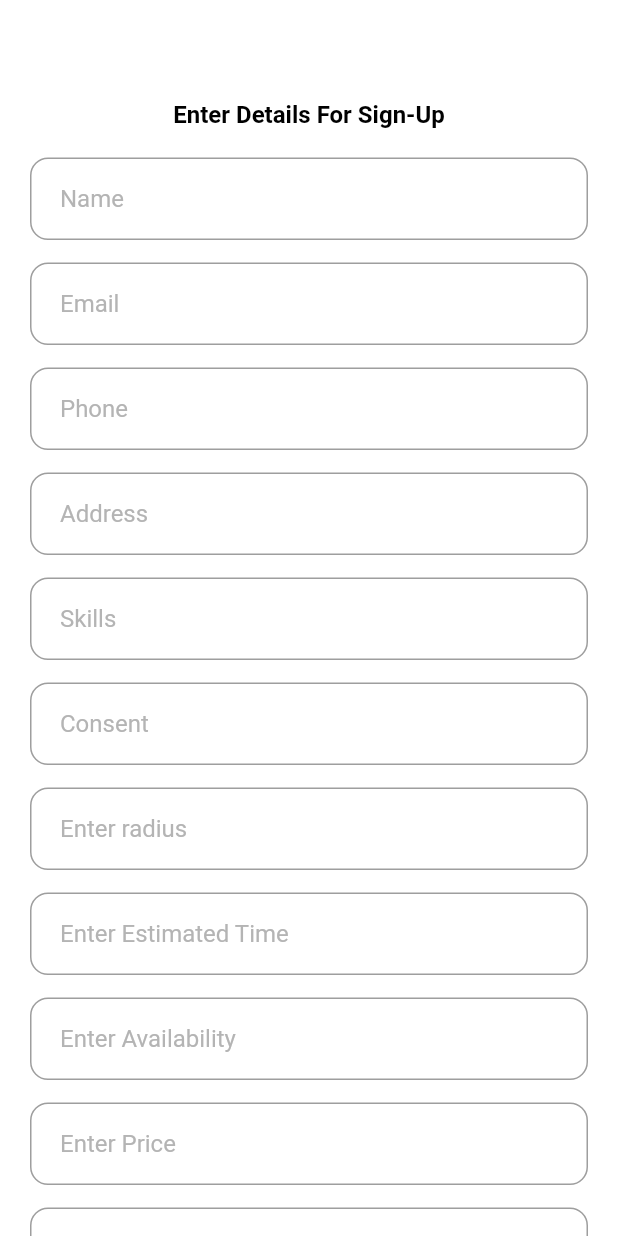
After one commit to junaidsaeedsj47/caireserviceapp, a Flutter app: the SignUpScreen screen opened directly, on a phone screen of 412 x 824 dp. The commit adds this screen. Run offline on Flutter 3.47's test engine with Material 2 defaults, Android fonts, the phone set to English and light mode, and no system bars; our stand-ins replace carousel_slider, shared_preferences; accounts and stored records are empty.

Commit message:
signup added

```diff
--- a/lib/screens/login/login_screen.dart
+++ b/lib/screens/login/login_screen.dart
@@ -1,31 +1,28 @@
-
 import 'package:flutter/cupertino.dart';
 import 'package:flutter/material.dart';
 
 import '../../constants/caireColors.dart';
 import '../../device/device.dart';
 import '../../widgets/caire_fields.dart';
-
+import '../signup/signup_screen.dart';
 
 class LoginScreen extends StatefulWidget {
   const LoginScreen({Key? key}) : super(key: key);
-
 
   @override
   _LoginScreenState createState() => _LoginScreenState();
 }
 
 class _LoginScreenState extends State<LoginScreen> {
-  TextEditingController emailController=TextEditingController();
-  TextEditingController passwordController=TextEditingController();
+  TextEditingController emailController = TextEditingController();
+  TextEditingController passwordController = TextEditingController();
   @override
   Widget build(BuildContext context) {
     return SafeArea(
       child: Scaffold(
-        backgroundColor:Colors.white,
-        body:   SingleChildScrollView(
-          child:
-          Container(
+        backgroundColor: Colors.white,
+        body: SingleChildScrollView(
+          child: Container(
             margin: const EdgeInsetsDirectional.only(
                 start: 20, end: 20, bottom: 10),
             child: Column(
@@ -62,12 +59,11 @@ class _LoginScreenState extends State<LoginScreen> {
                 ),
 
                 CarieTextFieldWithoutLabel(
-
                   controller: emailController,
                   hintText: 'Username/Email',
-                    hintStyle: const TextStyle(color: Color(0xffB4B4B4)),
-                  contentPadding: const EdgeInsets.symmetric(
-                      vertical: 18, horizontal: 20),
+                  hintStyle: const TextStyle(color: Color(0xffB4B4B4)),
+                  contentPadding:
+                      const EdgeInsets.symmetric(vertical: 18, horizontal: 20),
                 ),
 //              TextFormField(
 //                decoration: InputDecoration(
@@ -88,8 +84,8 @@ class _LoginScreenState extends State<LoginScreen> {
                   controller: passwordController,
                   hintText: 'Password',
                   hintStyle: const TextStyle(color: Color(0xffB4B4B4)),
-                  contentPadding: const EdgeInsets.symmetric(
-                      vertical: 18, horizontal: 20),
+                  contentPadding:
+                      const EdgeInsets.symmetric(vertical: 18, horizontal: 20),
                 ),
 //                TextFormField(
 //                  obscureText: true,
@@ -116,7 +112,7 @@ class _LoginScreenState extends State<LoginScreen> {
                   margin: const EdgeInsets.symmetric(horizontal: 35),
                   child: CupertinoButton(
                       borderRadius: BorderRadius.circular(12),
-                      color:AppColors.instance.themeColor,
+                      color: AppColors.instance.themeColor,
                       child: const Text(
                         'Login',
                         style: TextStyle(
@@ -125,7 +121,6 @@ class _LoginScreenState extends State<LoginScreen> {
                             fontWeight: FontWeight.w500),
                       ),
                       onPressed: () {
-
 //                        Navigator.push(
 //                          context,
 //                          MaterialPageRoute(builder: (context) => HomeScreen()),
@@ -150,7 +145,11 @@ class _LoginScreenState extends State<LoginScreen> {
                           fontWeight: FontWeight.w500),
                     ),
                     onPressed: () {
-
+                      Navigator.push(
+                        context,
+                        MaterialPageRoute(
+                            builder: (context) => const SignUpScreen()),
+                      );
                     },
                   ),
                 ),
@@ -158,9 +157,7 @@ class _LoginScreenState extends State<LoginScreen> {
                   height: DynamicSize.height(0.018, context),
                 ),
                 InkWell(
-                  onTap: () {
-
-                  },
+                  onTap: () {},
                   child: Text(
                     'Forgot Password?',
                     style: TextStyle(
--- /dev/null
+++ b/lib/screens/signup/signup_screen.dart
@@ -0,0 +1,274 @@
+import 'package:flutter/cupertino.dart';
+import 'package:flutter/material.dart';
+
+import '../../constants/caireColors.dart';
+
+class SignUpScreen extends StatefulWidget {
+  const SignUpScreen({Key? key}) : super(key: key);
+
+  @override
+  _SignUpScreenState createState() => _SignUpScreenState();
+}
+
+class _SignUpScreenState extends State<SignUpScreen> {
+  String dropDownValue='yes';
+  String ? _salutation = "Yes";
+  final _salutations = ["Yes.", "No",];
+  @override
+  Widget build(BuildContext context) {
+    return Scaffold(
+      backgroundColor: Colors.white,
+      body: SingleChildScrollView(
+        child: Container(
+          margin: const EdgeInsetsDirectional.only(
+              start: 20, end: 20, bottom: 30, top: 40),
+          child: Column(
+            children: [
+              // Image.asset(
+              //   AmericanTaxiImageConstants.Common + 'logo.png',
+              //   height: 86,
+              // ),
+              const SizedBox(
+                height: 27,
+              ),
+              Text('Enter Details For Sign-Up',
+                  style: TextStyle(
+                      color: Colors.black,
+                      fontWeight: FontWeight.bold,
+                      fontSize: 16),
+                  textAlign: TextAlign.center),
+              const SizedBox(
+                height: 19,
+              ),
+              TextFormField(
+                decoration: InputDecoration(
+                  hintText: 'Name',
+                  hintStyle: const TextStyle(color: Color(0xffB4B4B4)),
+                  focusColor: Colors.transparent,
+                  contentPadding:
+                      const EdgeInsets.symmetric(vertical: 18, horizontal: 20),
+                  border: OutlineInputBorder(
+                    borderRadius: BorderRadius.circular(12),
+                  ),
+                ),
+              ),
+              const SizedBox(
+                height: 15,
+              ),
+              TextFormField(
+                decoration: InputDecoration(
+                  hintText: 'Email',
+                  hintStyle: const TextStyle(color: Color(0xffB4B4B4)),
+                  focusColor: Colors.transparent,
+                  contentPadding:
+                      const EdgeInsets.symmetric(vertical: 18, horizontal: 20),
+                  border: OutlineInputBorder(
+                    borderRadius: BorderRadius.circular(12),
+                  ),
+                ),
+              ),
+              const SizedBox(
+                height: 15,
+              ),
+              TextFormField(
+                decoration: InputDecoration(
+                  hintText: 'Phone',
+                  hintStyle: const TextStyle(color: Color(0xffB4B4B4)),
+                  focusColor: Colors.transparent,
+                  contentPadding:
+                      const EdgeInsets.symmetric(vertical: 18, horizontal: 20),
+                  border: OutlineInputBorder(
+                    borderRadius: BorderRadius.circular(12),
+                  ),
+                ),
+              ),
+              const SizedBox(
+                height: 15,
+              ),
+              TextFormField(
+                decoration: InputDecoration(
+                  hintText: 'Address',
+                  hintStyle: const TextStyle(color: Color(0xffB4B4B4)),
+                  focusColor: Colors.transparent,
+                  contentPadding:
+                      const EdgeInsets.symmetric(vertical: 18, horizontal: 20),
+                  border: OutlineInputBorder(
+                    borderRadius: BorderRadius.circular(12),
+                  ),
+                ),
+              ),
+              const SizedBox(
+                height: 15,
+              ),
+              TextFormField(
+                decoration: InputDecoration(
+                  hintText: 'Skills',
+                  hintStyle: const TextStyle(color: Color(0xffB4B4B4)),
+                  focusColor: Colors.transparent,
+                  contentPadding:
+                  const EdgeInsets.symmetric(vertical: 18, horizontal: 20),
+                  border: OutlineInputBorder(
+                    borderRadius: BorderRadius.circular(12),
+                  ),
+                ),
+              ),
+              const SizedBox(
+                height: 15,
+              ),
+              TextFormField(
+                decoration: InputDecoration(
+                  hintText: 'Consent',
+                  hintStyle: const TextStyle(color: Color(0xffB4B4B4)),
+                  focusColor: Colors.transparent,
+                  contentPadding:
+                  const EdgeInsets.symmetric(vertical: 18, horizontal: 20),
+                  border: OutlineInputBorder(
+                    borderRadius: BorderRadius.circular(12),
+                  ),
+                ),
+              ),
+              const SizedBox(
+                height: 15,
+              ),
+              TextFormField(
+                decoration: InputDecoration(
+                  hintText: 'Enter radius',
+                  hintStyle: const TextStyle(color: Color(0xffB4B4B4)),
+                  focusColor: Colors.transparent,
+                  contentPadding:
+                  const EdgeInsets.symmetric(vertical: 18, horizontal: 20),
+                  border: OutlineInputBorder(
+                    borderRadius: BorderRadius.circular(12),
+                  ),
+                ),
+              ),
+              const SizedBox(
+                height: 15,
+              ),
+              TextFormField(
+                decoration: InputDecoration(
+                  hintText: 'Enter Estimated Time',
+                  hintStyle: const TextStyle(color: Color(0xffB4B4B4)),
+                  focusColor: Colors.transparent,
+                  contentPadding:
+                  const EdgeInsets.symmetric(vertical: 18, horizontal: 20),
+                  border: OutlineInputBorder(
+                    borderRadius: BorderRadius.circular(12),
+                  ),
+                ),
+              ),
+              const SizedBox(
+                height: 15,
+              ),
+              TextFormField(
+                decoration: InputDecoration(
+                  hintText: 'Enter Availability',
+                  hintStyle: const TextStyle(color: Color(0xffB4B4B4)),
+                  focusColor: Colors.transparent,
+                  contentPadding:
+                  const EdgeInsets.symmetric(vertical: 18, horizontal: 20),
+                  border: OutlineInputBorder(
+                    borderRadius: BorderRadius.circular(12),
+                  ),
+                ),
+              ),
+              const SizedBox(
+                height: 15,
+              ),
+              TextFormField(
+                decoration: InputDecoration(
+                  hintText: 'Enter Price',
+                  hintStyle: const TextStyle(color: Color(0xffB4B4B4)),
+                  focusColor: Colors.transparent,
+                  contentPadding:
+                  const EdgeInsets.symmetric(vertical: 18, horizontal: 20),
+                  border: OutlineInputBorder(
+                    borderRadius: BorderRadius.circular(12),
+                  ),
+                ),
+              ),
+              // const SizedBox(
+              //   height: 15,
+              // ),
+              // DropdownButton(
+              //   items: _salutations
+              //       .map((String item) =>
+              //       DropdownMenuItem<String>(child: Text(item), value: item))
+              //       .toList(),
+              //   onChanged: (String ?value) {
+              //     setState(() {
+              //       print("previous ${this._salutation}");
+              //       print("selected $value");
+              //       this._salutation = value;
+              //     });
+              //   },
+              //   value: _salutation,
+              // ),
+              const SizedBox(
+                height: 15,
+              ),
+              TextFormField(
+                maxLines: 5,
+                decoration: InputDecoration(
+                  hintText: 'Experiences',
+                  hintStyle: const TextStyle(color: Color(0xffB4B4B4)),
+                  focusColor: Colors.transparent,
+
+                  contentPadding:
+                      const EdgeInsets.symmetric(vertical: 18, horizontal: 20),
+                  border: OutlineInputBorder(
+                    borderRadius: BorderRadius.circular(12),
+                  ),
+                ),
+              ),
+
+              const SizedBox(
+                height: 15,
+              ),
+
+              Container(
+                margin: const EdgeInsets.symmetric(horizontal: 30),
+                height: 54,
+                width: double.infinity,
+                child: CupertinoButton(
+                  borderRadius: BorderRadius.circular(12),
+                  color: AppColors.instance.themeColor,
+                  child: Text(
+                    'Sign up',
+                    style: TextStyle(
+                        color: Colors.white,
+                        fontSize: 18,
+                        fontWeight: FontWeight.w500),
+                  ),
+                  onPressed: () {
+                    // Navigator.push(
+                    //   context,
+                    //   MaterialPageRoute(builder: (context) => HomeScreen()),
+                    // );
+                  },
+                ),
+              ),
+              const SizedBox(
+                height: 17,
+              ),
+              RichText(
+                text: TextSpan(
+                  text: 'Have an account ? ',
+                  style: TextStyle(
+                      color: Colors.black,
+                      fontWeight: FontWeight.w400,
+                      fontSize: 16),
+                  children: const <TextSpan>[
+                    TextSpan(
+                        text: 'Log in ',
+                        style: TextStyle(fontWeight: FontWeight.bold)),
+                  ],
+                ),
+              )
+            ],
+          ),
+        ),
+      ),
+    );
+  }
+}
```
